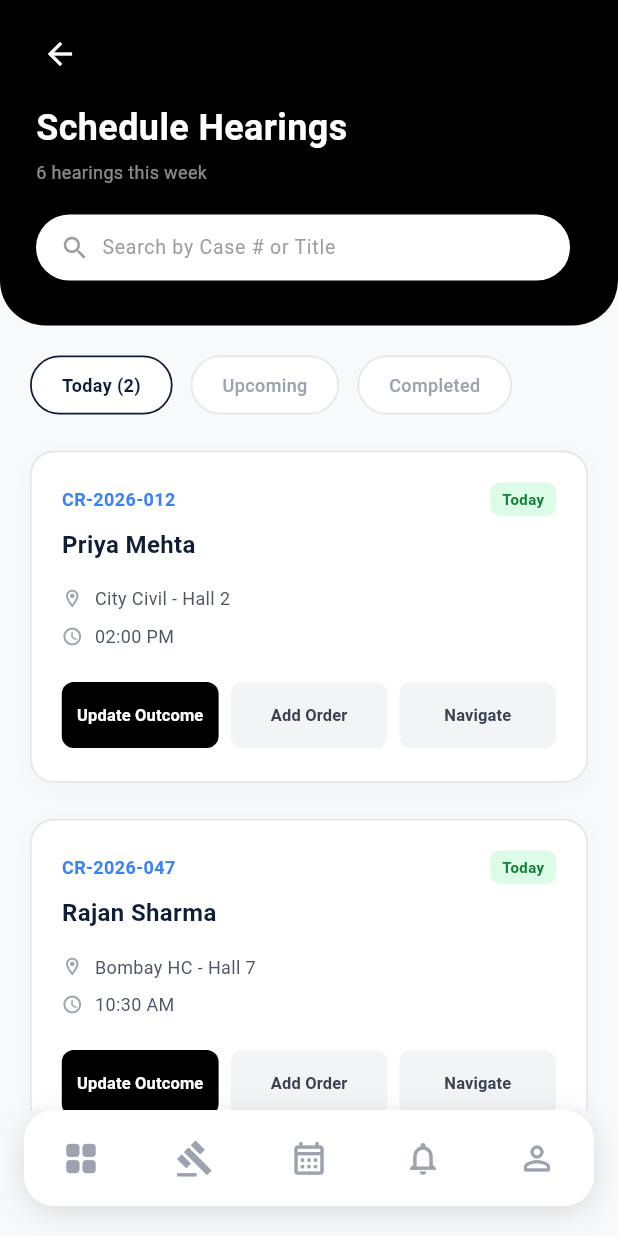
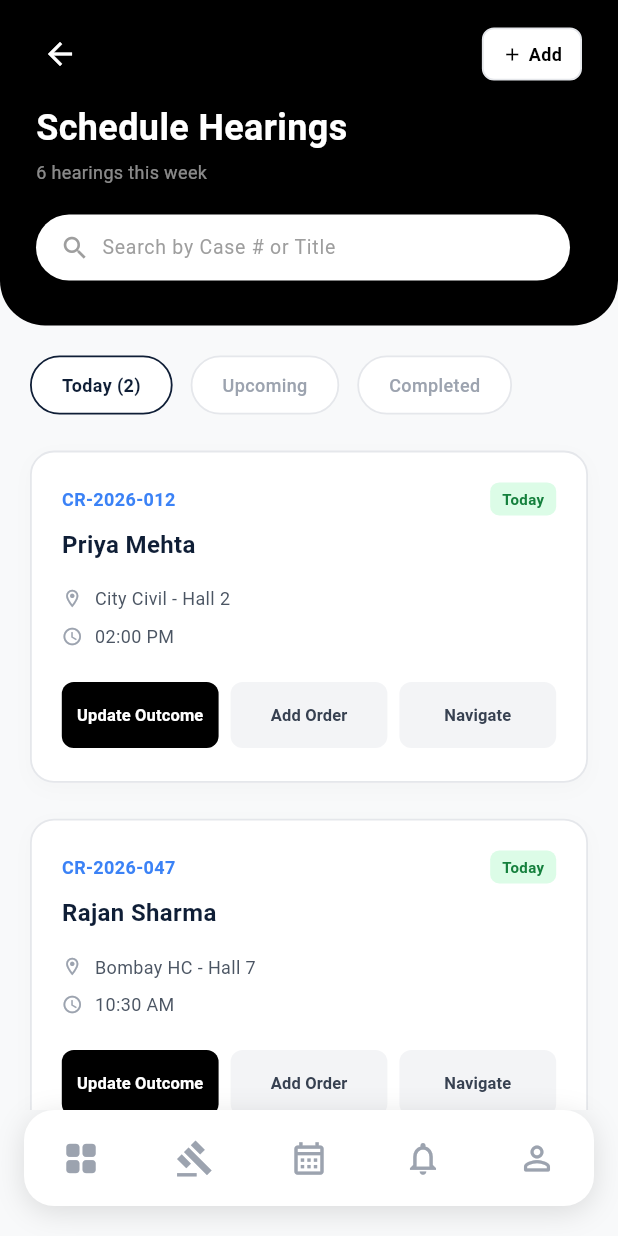
Before and after one commit to Akhilrs-RS/Flutter, a Flutter app: the APMSCourtHearingsScreen screen opened directly, on a phone screen of 412 x 824 dp. Run offline on Flutter 3.47's test engine with Material 3 defaults, Android fonts, the light colour scheme and no system bars; network calls fail.

Commit message:
Rename Documents to Scheduled Hearings and update routing in both mobile and desktop views to point to the hearings page

```diff
--- a/lib/screens/court_hearings_screen.dart
+++ b/lib/screens/court_hearings_screen.dart
@@ -134,11 +134,29 @@ class _APMSCourtHearingsScreenState extends State<APMSCourtHearingsScreen> {
                 crossAxisAlignment: CrossAxisAlignment.start,
                 children: [
                   Row(
-                    mainAxisAlignment: MainAxisAlignment.start,
+                    mainAxisAlignment: MainAxisAlignment.spaceBetween,
                     children: [
                       IconButton(
                         icon: const Icon(Icons.arrow_back, color: Colors.white, size: 24),
                         onPressed: () => Navigator.of(context).pop(),
+                      ),
+                      Container(
+                        decoration: BoxDecoration(
+                          color: Colors.white,
+                          borderRadius: BorderRadius.circular(8),
+                          border: Border.all(color: const Color(0xFFE5E7EB), width: 1.2),
+                        ),
+                        padding: const EdgeInsets.symmetric(horizontal: 12, vertical: 8),
+                        child: Row(
+                          children: const [
+                            Icon(Icons.add, color: Colors.black, size: 14),
+                            SizedBox(width: 4),
+                            Text(
+                              'Add',
+                              style: TextStyle(color: Colors.black, fontSize: 12, fontWeight: FontWeight.bold),
+                            ),
+                          ],
+                        ),
                       ),
                     ],
                   ),
@@ -321,7 +339,7 @@ class _APMSCourtHearingsScreenState extends State<APMSCourtHearingsScreen> {
                 mainAxisAlignment: MainAxisAlignment.spaceBetween,
                 children: [
                   const Text(
-                    'Court Hearings',
+                    'Schedule Hearings',
                     style: TextStyle(
                       color: Color(0xFF0F1E36),
                       fontSize: 20,
--- a/lib/widgets/shared_widgets.dart
+++ b/lib/widgets/shared_widgets.dart
@@ -1,6 +1,7 @@
 import 'package:flutter/material.dart';
 import 'package:advocate_app/screens/home_screen.dart';
 import 'package:advocate_app/screens/cases_screen.dart';
+import 'package:advocate_app/screens/court_hearings_screen.dart';
 import 'package:advocate_app/screens/calendar_screen.dart';
 import 'package:advocate_app/screens/clients_screen.dart';
 import 'package:advocate_app/screens/notifications_screen.dart';
@@ -1585,9 +1586,9 @@ class DesktopSidebar extends StatelessWidget {
                 _buildMenuItem(context, 'Dashboard', Icons.grid_view_rounded, const APMSHomeScreen()),
                 _buildMenuItem(context, 'Cases', Icons.gavel_outlined, const APMSCasesScreen()),
                 _buildMenuItem(context, 'Clients', Icons.people_outline, const APMSClientsScreen()),
-                _buildMenuItem(context, 'Hearings', Icons.gavel_outlined, const APMSCalendarScreen()),
+                _buildMenuItem(context, 'Hearings', Icons.gavel_outlined, const APMSCourtHearingsScreen()),
                 _buildMenuItem(context, 'Calendar', Icons.calendar_month_outlined, const APMSCalendarScreen()),
-                _buildMenuItem(context, 'Documents', Icons.description_outlined, null),
+                _buildMenuItem(context, 'Scheduled Hearings', Icons.gavel_outlined, const APMSCourtHearingsScreen()),
                 _buildMenuItem(context, 'Notifications', Icons.notifications_none_outlined, const APMSNotificationsScreen()),
                 _buildMenuItem(context, 'Police Visits', Icons.shield_outlined, const APMSPoliceVisitsScreen()),
                 _buildMenuItem(context, 'Tasks', Icons.checklist_outlined, const APMSRemindersScreen()),
```
Also changed, not shown: lib/screens/home_screen.dart (+7 -8 lines).
